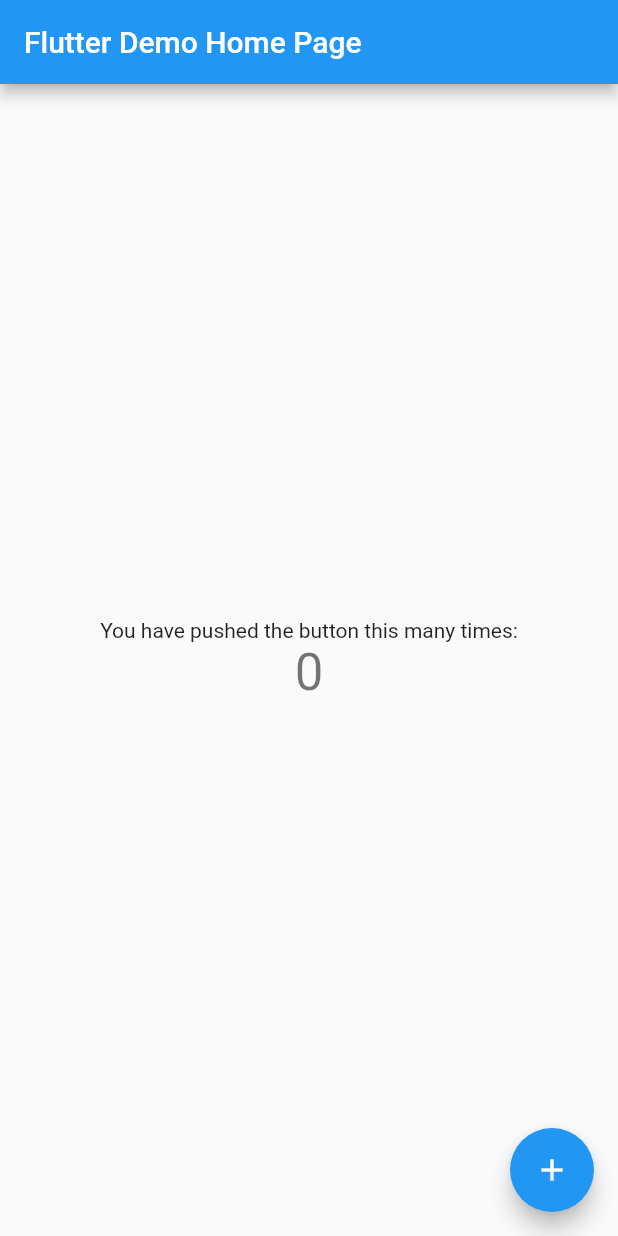
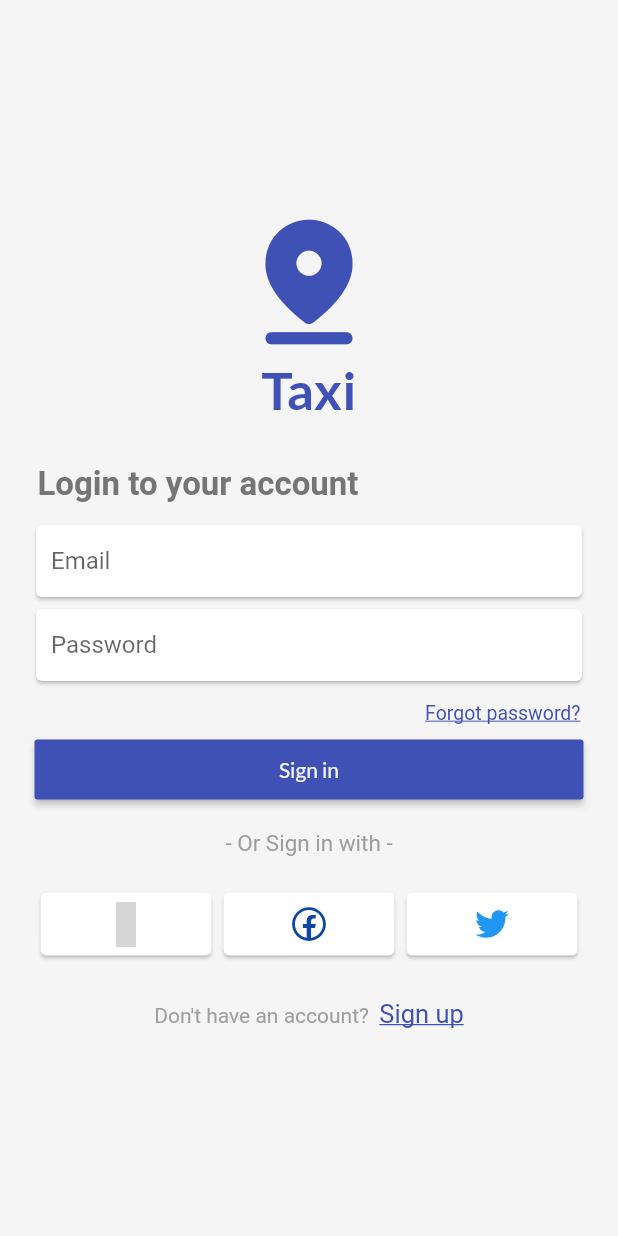
Before and after one commit to deVamshi/taxi_app, a Flutter app: the screen it shows after launch, on a phone screen of 412 x 824 dp. Run offline on Flutter 3.47's test engine with Material 2 defaults, Android fonts, the phone set to English and light mode, and no system bars; our stand-ins replace google_fonts, line_awesome_flutter; grey boxes are pictures that could not be loaded.

Commit message:
create login and signup pages

```diff
--- a/lib/main.dart
+++ b/lib/main.dart
@@ -1,117 +1,22 @@
 import 'package:flutter/material.dart';
+import 'package:taxi_app/screeens/login.dart';
+import 'package:taxi_app/screeens/welcome_screen.dart';
 
 void main() {
   runApp(MyApp());
 }
 
 class MyApp extends StatelessWidget {
-  // This widget is the root of your application.
   @override
   Widget build(BuildContext context) {
     return MaterialApp(
+      debugShowCheckedModeBanner: false,
       title: 'Flutter Demo',
       theme: ThemeData(
-        // This is the theme of your application.
-        //
-        // Try running your application with "flutter run". You'll see the
-        // application has a blue toolbar. Then, without quitting the app, try
-        // changing the primarySwatch below to Colors.green and then invoke
-        // "hot reload" (press "r" in the console where you ran "flutter run",
-        // or simply save your changes to "hot reload" in a Flutter IDE).
-        // Notice that the counter didn't reset back to zero; the application
-        // is not restarted.
-        primarySwatch: Colors.blue,
-        // This makes the visual density adapt to the platform that you run
-        // the app on. For desktop platforms, the controls will be smaller and
-        // closer together (more dense) than on mobile platforms.
+        primarySwatch: Colors.indigo,
         visualDensity: VisualDensity.adaptivePlatformDensity,
       ),
-      home: MyHomePage(title: 'Flutter Demo Home Page'),
+      home: Login(),
     );
   }
 }
-
-class MyHomePage extends StatefulWidget {
-  MyHomePage({Key key, this.title}) : super(key: key);
-
-  // This widget is the home page of your application. It is stateful, meaning
-  // that it has a State object (defined below) that contains fields that affect
-  // how it looks.
-
-  // This class is the configuration for the state. It holds the values (in this
-  // case the title) provided by the parent (in this case the App widget) and
-  // used by the build method of the State. Fields in a Widget subclass are
-  // always marked "final".
-
-  final String title;
-
-  @override
-  _MyHomePageState createState() => _MyHomePageState();
-}
-
-class _MyHomePageState extends State<MyHomePage> {
-  int _counter = 0;
-
-  void _incrementCounter() {
-    setState(() {
-      // This call to setState tells the Flutter framework that something has
-      // changed in this State, which causes it to rerun the build method below
-      // so that the display can reflect the updated values. If we changed
-      // _counter without calling setState(), then the build method would not be
-      // called again, and so nothing would appear to happen.
-      _counter++;
-    });
-  }
-
-  @override
-  Widget build(BuildContext context) {
-    // This method is rerun every time setState is called, for instance as done
-    // by the _incrementCounter method above.
-    //
-    // The Flutter framework has been optimized to make rerunning build methods
-    // fast, so that you can just rebuild anything that needs updating rather
-    // than having to individually change instances of widgets.
-    return Scaffold(
-      appBar: AppBar(
-        // Here we take the value from the MyHomePage object that was created by
-        // the App.build method, and use it to set our appbar title.
-        title: Text(widget.title),
-      ),
-      body: Center(
-        // Center is a layout widget. It takes a single child and positions it
-        // in the middle of the parent.
-        child: Column(
-          // Column is also a layout widget. It takes a list of children and
-          // arranges them vertically. By default, it sizes itself to fit its
-          // children horizontally, and tries to be as tall as its parent.
-          //
-          // Invoke "debug painting" (press "p" in the console, choose the
-          // "Toggle Debug Paint" action from the Flutter Inspector in Android
-          // Studio, or the "Toggle Debug Paint" command in Visual Studio Code)
-          // to see the wireframe for each widget.
-          //
-          // Column has various properties to control how it sizes itself and
-          // how it positions its children. Here we use mainAxisAlignment to
-          // center the children vertically; the main axis here is the vertical
-          // axis because Columns are vertical (the cross axis would be
-          // horizontal).
-          mainAxisAlignment: MainAxisAlignment.center,
-          children: <Widget>[
-            Text(
-              'You have pushed the button this many times:',
-            ),
-            Text(
-              '$_counter',
-              style: Theme.of(context).textTheme.headline4,
-            ),
-          ],
-        ),
-      ),
-      floatingActionButton: FloatingActionButton(
-        onPressed: _incrementCounter,
-        tooltip: 'Increment',
-        child: Icon(Icons.add),
-      ), // This trailing comma makes auto-formatting nicer for build methods.
-    );
-  }
-}
--- /dev/null
+++ b/lib/misc.dart
@@ -0,0 +1,9 @@
+import 'package:flutter/material.dart';
+
+class MyBehavior extends ScrollBehavior {
+  @override
+  Widget buildViewportChrome(
+      BuildContext context, Widget child, AxisDirection axisDirection) {
+    return child;
+  }
+}
--- /dev/null
+++ b/lib/screeens/login.dart
@@ -0,0 +1,208 @@
+import 'package:flutter/material.dart';
+import 'package:google_fonts/google_fonts.dart';
+import 'package:line_awesome_flutter/line_awesome_flutter.dart';
+import 'package:taxi_app/misc.dart';
+import 'package:taxi_app/screeens/signup.dart';
+
+class Login extends StatelessWidget {
+  @override
+  Widget build(BuildContext context) {
+    return Scaffold(
+      backgroundColor: Colors.grey[100],
+      body: Align(
+        child: ScrollConfiguration(
+          behavior: MyBehavior(),
+                  child: ListView(
+            shrinkWrap: true,
+            // mainAxisAlignment: MainAxisAlignment.center,
+            children: [
+              Center(
+                child: Icon(
+                  Icons.pin_drop_rounded,
+                  size: 100,
+                  color: Colors.indigo,
+                ),
+              ),
+              Center(
+                child: Text(
+                  "Taxi",
+                  style: GoogleFonts.lato(
+                      color: Colors.indigo,
+                      fontWeight: FontWeight.bold,
+                      fontSize: 35),
+                ),
+              ),
+              SizedBox(
+                height: 20,
+              ),
+                       Padding(
+                padding: const EdgeInsets.symmetric(horizontal: 25, vertical: 10),
+                child: Align(
+                  alignment: Alignment.bottomLeft,
+                  child: Text(
+                    "Login to your account",
+                    style: TextStyle(
+                      fontWeight: FontWeight.bold,
+                        fontSize: 22,
+                        color: Colors.grey[600],
+                        ),
+                  ),
+                ),
+              ),
+              Padding(
+                padding: const EdgeInsets.symmetric(horizontal: 20),
+                child: Card(
+                  child: Padding(
+                    padding: const EdgeInsets.symmetric(horizontal: 10),
+                    child: TextField(
+                      decoration: InputDecoration(
+                        border: InputBorder.none,
+                        focusedBorder: InputBorder.none,
+                        enabledBorder: InputBorder.none,
+                        errorBorder: InputBorder.none,
+                        disabledBorder: InputBorder.none,
+                        hintText: "Email",
+                      ),
+                    ),
+                  ),
+                ),
+              ),
+              Padding(
+                padding: const EdgeInsets.symmetric(horizontal: 20),
+                child: Card(
+                  child: Padding(
+                    padding: const EdgeInsets.symmetric(horizontal: 10),
+                    child: TextField(
+                      obscureText: true,
+                      decoration: InputDecoration(
+                        border: InputBorder.none,
+                        focusedBorder: InputBorder.none,
+                        enabledBorder: InputBorder.none,
+                        errorBorder: InputBorder.none,
+                        disabledBorder: InputBorder.none,
+                        hintText: "Password",
+                      ),
+                    ),
+                  ),
+                ),
+              ),
+              Padding(
+                padding: const EdgeInsets.symmetric(horizontal: 25, vertical: 10),
+                child: Align(
+                  alignment: Alignment.bottomRight,
+                  child: Text(
+                    "Forgot password?",
+                    style: TextStyle(
+                        fontSize: 13,
+                        color: Colors.indigo,
+                        decoration: TextDecoration.underline),
+                  ),
+                ),
+              ),
+              Padding(
+                padding: const EdgeInsets.symmetric(horizontal: 23),
+                child: Row(
+                  children: [
+                    Expanded(
+                      child: Container(
+                        height: 40,
+                        child: RaisedButton(
+                            onPressed: () {},
+                            child: Text("Sign in",
+                                style: GoogleFonts.lato(color: Colors.grey[100])),
+                            color: Colors.indigo),
+                      ),
+                    ),
+                  ],
+                ),
+              ),
+              SizedBox(
+                height: 20,
+              ),
+              Center(
+                child: Text(
+                  "- Or Sign in with -",
+                  style: TextStyle(
+                    fontSize: 15,
+                    color: Colors.grey,
+                  ),
+                ),
+              ),
+              SizedBox(
+                height: 20,
+              ),
+              Padding(
+                padding: const EdgeInsets.symmetric(horizontal: 23),
+                child: Row(
+                  children: [
+                    Expanded(
+                      child: Container(
+                        height: 50,
+                        child: Card(
+                          child: Icon(
+                            LineAwesomeIcons.google_logo,
+                            size: 30,
+                            color: Colors.red,
+                          ),
+                        ),
+                      ),
+                    ),
+                    Expanded(
+                      child: Container(
+                        height: 50,
+                        child: Card(
+                          child: Icon(
+                            LineAwesomeIcons.facebook,
+                            size: 30,
+                            color: Colors.blue[900],
+                          ),
+                        ),
+                      ),
+                    ),
+                    Expanded(
+                      child: Container(
+                        height: 50,
+                        child: Card(
+                          child: Icon(
+                            LineAwesomeIcons.twitter,
+                            size: 30,
+                            color: Colors.blue,
+                          ),
+                        ),
+                      ),
+                    )
+                  ],
+                ),
+              ),
+              SizedBox(
+                height: 25,
+              ),
+              Center(
+                child: GestureDetector(
+                  onTap: () {
+                    Navigator.pushReplacement((context),
+                        MaterialPageRoute(builder: (context) => SignUp()));
+                  },
+                  child: RichText(
+                    text: TextSpan(
+                        text: "Don't have an account?  ",
+                        style: TextStyle(color: Colors.grey),
+                        children: [
+                          TextSpan(
+                            text: "Sign up",
+                            style: TextStyle(
+                          fontSize: 17,
+                                decoration: TextDecoration.underline,
+                                color: Colors.indigo),
+                          )
+                        ]),
+                  ),
+                ),
+              )
+            ],
+          ),
+        ),
+      ),
+    );
+  }
+}
--- a/pubspec.yaml
+++ b/pubspec.yaml
@@ -23,6 +23,8 @@ environment:
 dependencies:
   flutter:
     sdk: flutter
+  google_fonts: ^1.1.1
+  line_awesome_flutter: ^1.0.1
 
 
   # The following adds the Cupertino Icons font to your application.
```
Also changed, not shown: lib/screeens/signup.dart (added, +219 -0 lines), lib/screeens/welcome_screen.dart (added, +32 -0 lines), lib/widgets/text_field.dart (added), pubspec.lock, 1 other file.
